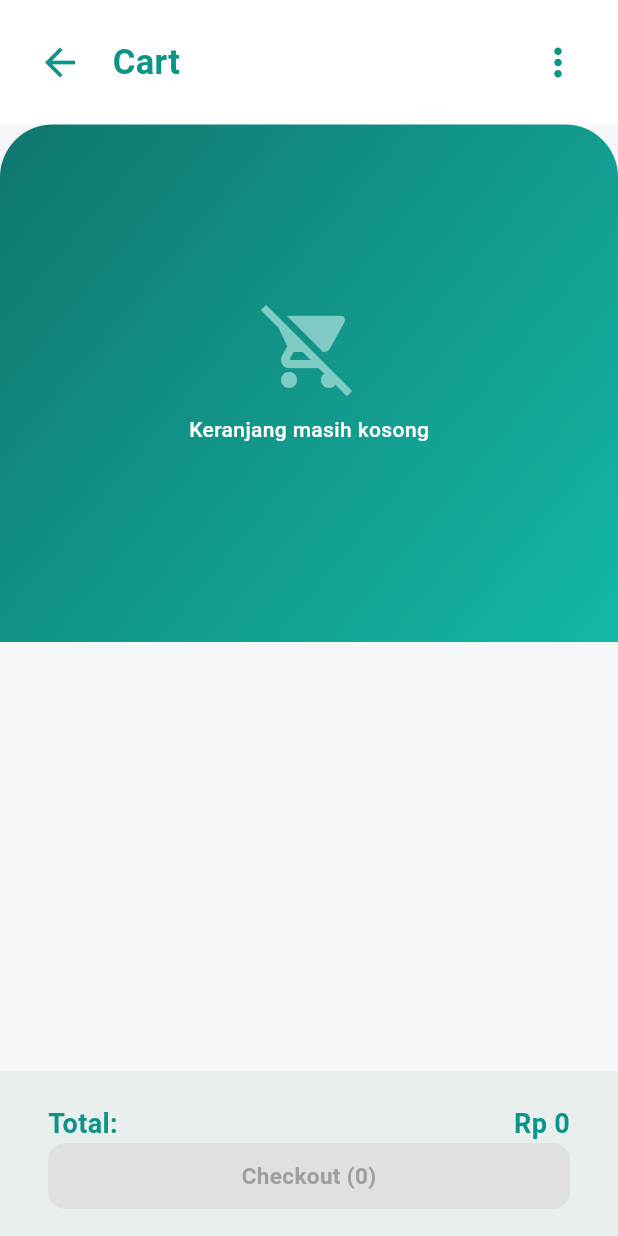
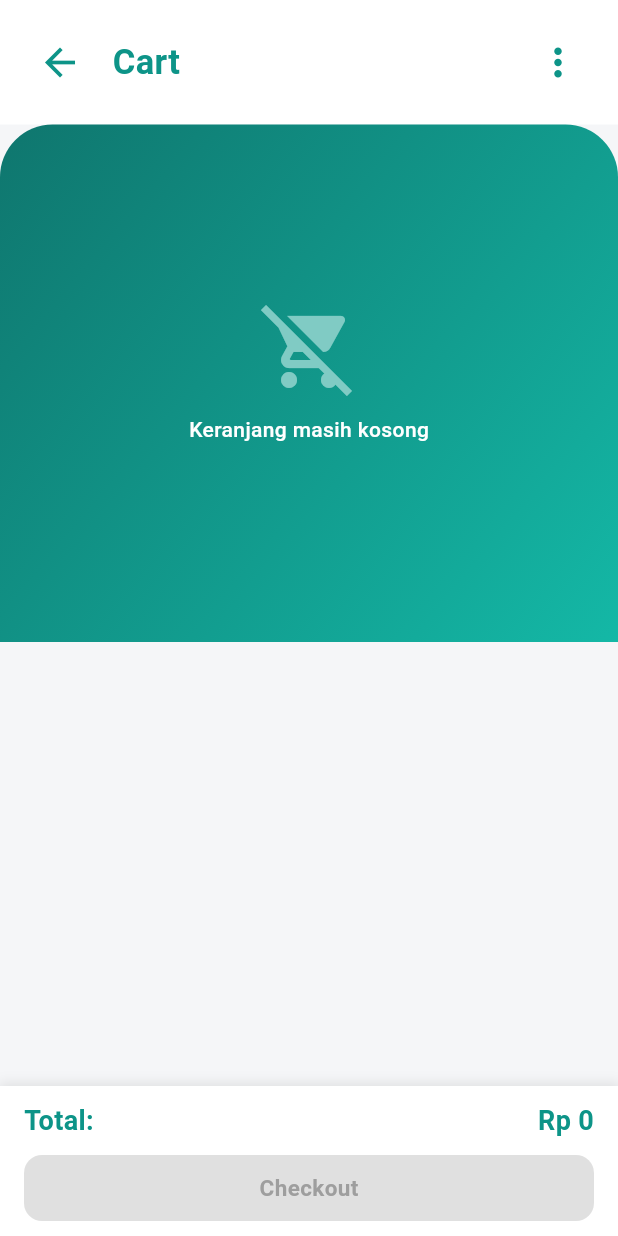
Before and after one commit to djoel-MM/UI_E-commere_Dart, a Flutter app: the CartPage screen opened by its route, on a phone screen of 412 x 824 dp. Run offline on Flutter 3.47's test engine with Material 3 defaults, Android fonts, the phone set to English and light mode, and no system bars; our stand-ins replace curved_navigation_bar.

Commit message:
fix: checkout bottom bar overflow

```diff
--- a/lib/widgets/cart_bottom_nav_bar.dart
+++ b/lib/widgets/cart_bottom_nav_bar.dart
@@ -13,12 +13,25 @@ class CartBottomNavBar extends StatelessWidget {
     final subtotal = cart.subtotal;
     final hasSelection = cart.selectedItems.isNotEmpty;
 
-    return BottomAppBar(
-      height: 110,
+    return SafeArea(
+      top: false,
       child: Container(
+        height: 100,
         padding: const EdgeInsets.symmetric(vertical: 10, horizontal: 16),
+        decoration: BoxDecoration(
+          color: Colors.white,
+          boxShadow: [
+            BoxShadow(
+              color: Colors.grey.withValues(alpha: 0.25),
+              spreadRadius: 1,
+              blurRadius: 6,
+              offset: const Offset(0, -1),
+            ),
+          ],
+        ),
         child: Column(
           mainAxisAlignment: MainAxisAlignment.spaceBetween,
+          mainAxisSize: MainAxisSize.min,
           children: [
             Row(
               mainAxisAlignment: MainAxisAlignment.spaceBetween,
@@ -31,16 +44,23 @@ class CartBottomNavBar extends StatelessWidget {
                     fontWeight: FontWeight.bold,
                   ),
                 ),
-                Text(
-                  formatRupiah(subtotal),
-                  style: const TextStyle(
-                    fontWeight: FontWeight.bold,
-                    fontSize: 18,
-                    color: Color(0xFF0D9488),
+                Flexible(
+                  child: FittedBox(
+                    fit: BoxFit.scaleDown,
+                    child: Text(
+                      formatRupiah(subtotal),
+                      maxLines: 1,
+                      style: const TextStyle(
+                        fontWeight: FontWeight.bold,
+                        fontSize: 18,
+                        color: Color(0xFF0D9488),
+                      ),
+                    ),
                   ),
                 ),
               ],
             ),
+            const SizedBox(height: 8),
             GestureDetector(
               onTap: hasSelection
                   ? () => Navigator.pushNamed(context, '/checkout')
@@ -56,7 +76,9 @@ class CartBottomNavBar extends StatelessWidget {
                   borderRadius: BorderRadius.circular(12),
                 ),
                 child: Text(
-                  'Checkout (${cart.selectedQuantity})',
+                  hasSelection
+                      ? 'Checkout (${cart.selectedQuantity})'
+                      : 'Checkout',
                   style: TextStyle(
                     fontWeight: FontWeight.bold,
                     fontSize: 15,
```
Also changed, not shown: lib/pages/checkout_page.dart (+24 -4 lines).
